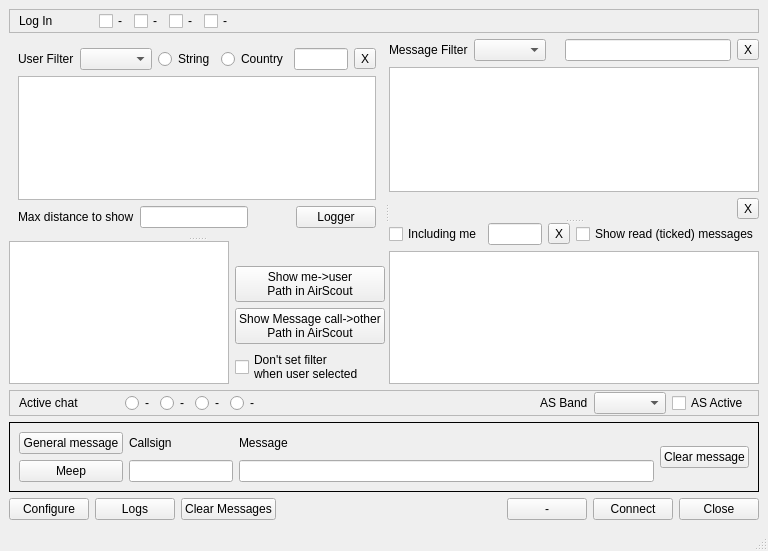
Rsclub22/Minos2-Mirror, file mqt/MqtKSTClient/kstmainwindow.ui: the form before one commit.
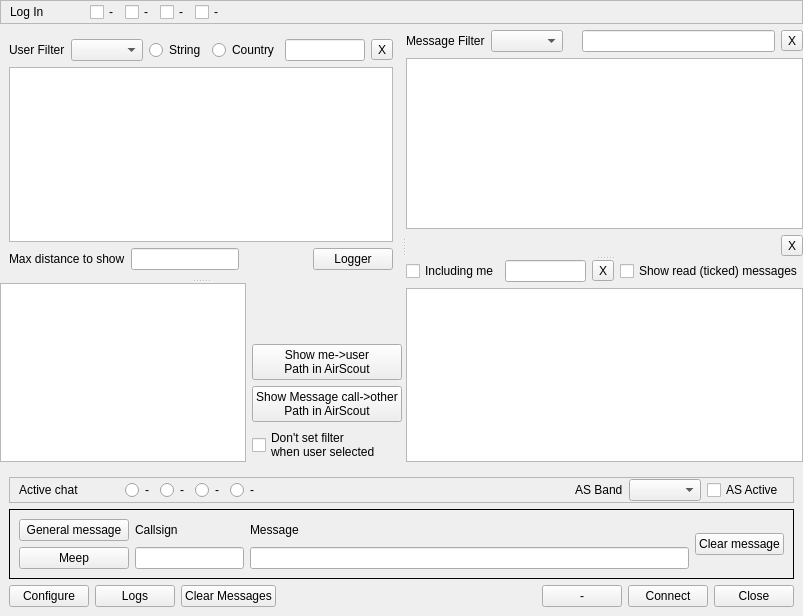
The form after the commit. Custom widgets are drawn as their Qt base class.

Commit message: More on getting splitter to have all the room, but not excessively

The edit to the form file:
```diff
--- a/mqt/MqtKSTClient/kstmainwindow.ui
+++ b/mqt/MqtKSTClient/kstmainwindow.ui
@@ -6,17 +6,35 @@
    <rect>
     <x>0</x>
     <y>0</y>
-    <width>768</width>
-    <height>551</height>
+    <width>803</width>
+    <height>616</height>
    </rect>
   </property>
   <property name="windowTitle">
    <string>Minos KST Client</string>
   </property>
   <widget class="QWidget" name="centralwidget">
-   <layout class="QVBoxLayout" name="verticalLayout_8">
+   <layout class="QVBoxLayout" name="verticalLayout_9">
+    <property name="leftMargin">
+     <number>0</number>
+    </property>
+    <property name="topMargin">
+     <number>0</number>
+    </property>
+    <property name="rightMargin">
+     <number>0</number>
+    </property>
+    <property name="bottomMargin">
+     <number>0</number>
+    </property>
     <item>
      <widget class="QFrame" name="frame1">
+      <property name="sizePolicy">
+       <sizepolicy hsizetype="Preferred" vsizetype="Fixed">
+        <horstretch>0</horstretch>
+        <verstretch>0</verstretch>
+       </sizepolicy>
+      </property>
       <property name="toolTip">
        <string>Log in to these chats</string>
       </property>
@@ -101,6 +119,21 @@
      </widget>
     </item>
     <item>
+     <widget class="QFrame" name="kstFrame">
+      <layout class="QHBoxLayout" name="horizontalLayout_11">
+       <property name="leftMargin">
+        <number>0</number>
+       </property>
+       <property name="topMargin">
+        <number>0</number>
+       </property>
+       <property name="rightMargin">
+        <number>0</number>
+       </property>
+       <property name="bottomMargin">
+        <number>0</number>
+       </property>
+       <item>
      <widget class="MinosSplitter" name="kstSplitter">
       <property name="orientation">
        <enum>Qt::Horizontal</enum>
@@ -469,6 +502,18 @@
       </widget>
      </widget>
     </item>
+      </layout>
+     </widget>
+    </item>
+    <item>
+     <widget class="QFrame" name="actFrame">
+      <property name="sizePolicy">
+       <sizepolicy hsizetype="Preferred" vsizetype="Fixed">
+        <horstretch>0</horstretch>
+        <verstretch>0</verstretch>
+       </sizepolicy>
+      </property>
+      <layout class="QVBoxLayout" name="verticalLayout_8">
     <item>
      <widget class="QFrame" name="frame_3">
       <property name="toolTip">
@@ -714,17 +759,9 @@
     </item>
    </layout>
   </widget>
-  <widget class="QMenuBar" name="menubar">
-   <property name="geometry">
-    <rect>
-     <x>0</x>
-     <y>0</y>
-     <width>768</width>
-     <height>22</height>
-    </rect>
-   </property>
+    </item>
+   </layout>
   </widget>
-  <widget class="QStatusBar" name="statusbar"/>
   <action name="actionConfigure">
    <property name="text">
     <string>Configure</string>
```
Lines whose indentation alone changed are shown as unchanged. The commit also changes 1 other file.
